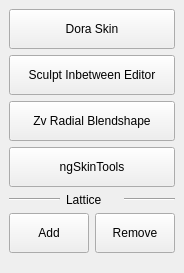
The window that Maya/rigging/resources/dialog.ui (bumpybox/Tapp) describes before a commit, drawn with Qt 5.
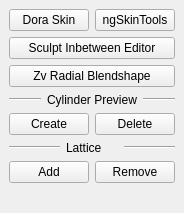
The same window after the commit.

Commit message: cylinderPreview UI, arnoldMask initial commit

```diff
--- a/Maya/rigging/resources/dialog.ui
+++ b/Maya/rigging/resources/dialog.ui
@@ -7,7 +7,7 @@
     <x>0</x>
     <y>0</y>
     <width>178</width>
-    <height>273</height>
+    <height>213</height>
    </rect>
   </property>
   <property name="windowTitle">
@@ -18,11 +18,16 @@
     <item>
      <layout class="QVBoxLayout" name="central_verticalLayout">
       <item>
+       <layout class="QHBoxLayout" name="horizontalLayout_4">
+        <property name="spacing">
+         <number>6</number>
+        </property>
+        <item>
        <widget class="QPushButton" name="doraSkin_pushButton">
         <property name="minimumSize">
          <size>
           <width>0</width>
-          <height>40</height>
+            <height>0</height>
          </size>
         </property>
         <property name="text">
@@ -31,11 +36,26 @@
        </widget>
       </item>
       <item>
+         <widget class="QPushButton" name="ngSkinTools_pushButton">
+          <property name="minimumSize">
+           <size>
+            <width>0</width>
+            <height>0</height>
+           </size>
+          </property>
+          <property name="text">
+           <string>ngSkinTools</string>
+          </property>
+         </widget>
+        </item>
+       </layout>
+      </item>
+      <item>
        <widget class="QPushButton" name="sculptInbetweenEditor_pushButton">
         <property name="minimumSize">
          <size>
           <width>0</width>
-          <height>40</height>
+          <height>0</height>
          </size>
         </property>
         <property name="text">
@@ -48,7 +68,7 @@
         <property name="minimumSize">
          <size>
           <width>0</width>
-          <height>40</height>
+          <height>0</height>
          </size>
         </property>
         <property name="text">
@@ -57,17 +77,47 @@
        </widget>
       </item>
       <item>
-       <widget class="QPushButton" name="ngSkinTools_pushButton">
-        <property name="minimumSize">
-         <size>
-          <width>0</width>
-          <height>40</height>
-         </size>
-        </property>
+       <layout class="QHBoxLayout" name="horizontalLayout_3">
+        <item>
+         <widget class="Line" name="line_3">
+          <property name="orientation">
+           <enum>Qt::Horizontal</enum>
+          </property>
+         </widget>
+        </item>
+        <item>
+         <widget class="QLabel" name="label_2">
         <property name="text">
-         <string>ngSkinTools</string>
-        </property>
-       </widget>
+           <string>Cylinder Preview</string>
+          </property>
+         </widget>
+        </item>
+        <item>
+         <widget class="Line" name="line_4">
+          <property name="orientation">
+           <enum>Qt::Horizontal</enum>
+          </property>
+         </widget>
+        </item>
+       </layout>
+      </item>
+      <item>
+       <layout class="QHBoxLayout" name="horizontalLayout_5">
+        <item>
+         <widget class="QPushButton" name="cylinderPreviewCreate_pushButton">
+          <property name="text">
+           <string>Create</string>
+          </property>
+         </widget>
+        </item>
+        <item>
+         <widget class="QPushButton" name="cylinderPreviewDelete_pushButton">
+          <property name="text">
+           <string>Delete</string>
+          </property>
+         </widget>
+        </item>
+       </layout>
       </item>
       <item>
        <layout class="QHBoxLayout" name="horizontalLayout">
@@ -101,7 +151,7 @@
           <property name="minimumSize">
            <size>
             <width>0</width>
-            <height>40</height>
+            <height>0</height>
            </size>
           </property>
           <property name="text">
@@ -114,7 +164,7 @@
           <property name="minimumSize">
            <size>
             <width>0</width>
-            <height>40</height>
+            <height>0</height>
            </size>
           </property>
           <property name="text">
```
Left out of the diff: 10 changed lines with no effect on the pictures. Lines whose indentation alone changed are shown as unchanged. The commit also changes 7 other files.
